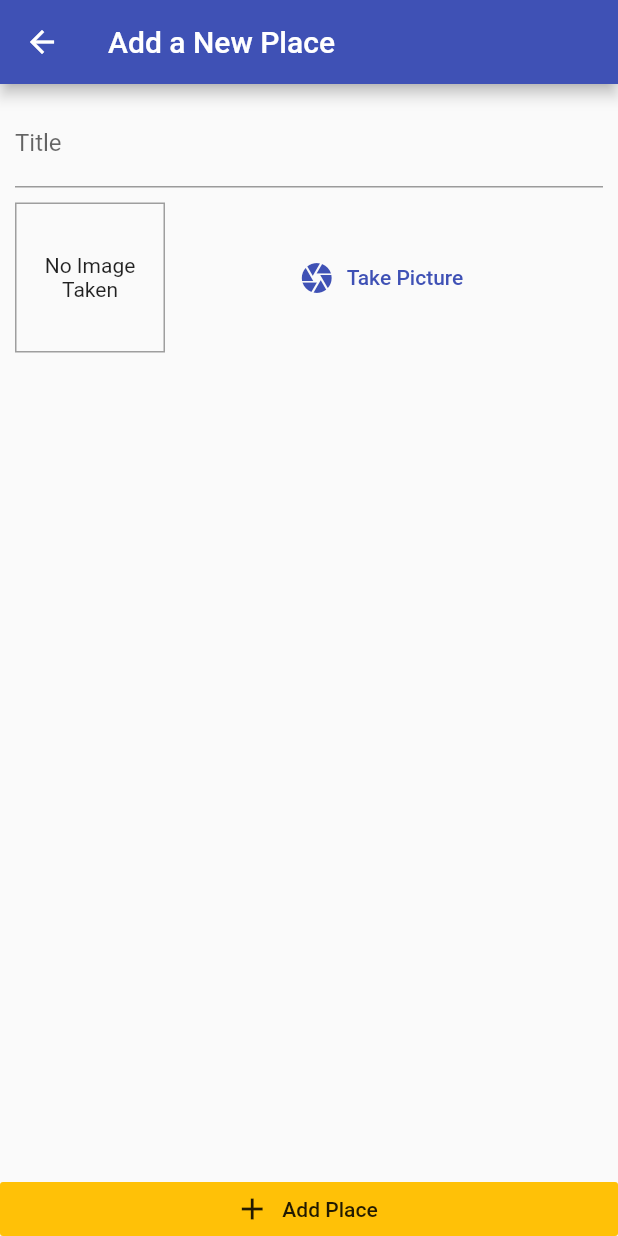
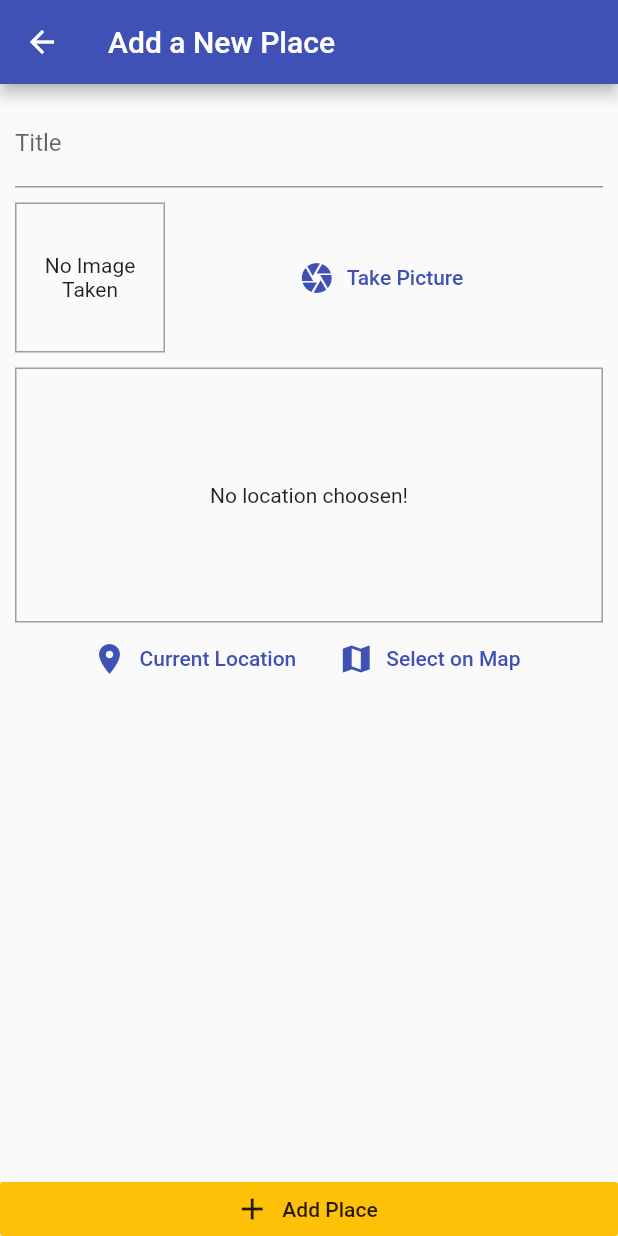
Before and after one commit to santiagobonessi/great_places, a Flutter app: the screen it shows after launch, after a tap on the "add" icon, on a phone screen of 412 x 824 dp. Run offline on Flutter 3.47's test engine with Material 2 defaults, Android fonts, the phone set to English and light mode, and no system bars; our stand-ins replace google_maps_flutter, image_picker, location, sqflite; accounts and stored records are empty.

Commit message:
Add maps and locations

```diff
--- /dev/null
+++ b/lib/config/env.dart
@@ -0,0 +1,3 @@
+class Env {
+  static const GOOGLE_MAPS_API_KEY = '[YOUR_GOOGLE_MAPS_API_KEY]';
+}
--- a/lib/helpers/db_helper.dart
+++ b/lib/helpers/db_helper.dart
@@ -7,7 +7,8 @@ class DBHelper {
     return sql.openDatabase(
       path.join(dbPath, 'places.db'),
       onCreate: (db, version) {
-        return db.execute('CREATE TABLE user_places (id TEXT PRIMARY KEY, title TEXT, image TEXT)');
+        return db.execute(
+            'CREATE TABLE user_places (id TEXT PRIMARY KEY, title TEXT, image TEXT, loc_lat REAL, loc_lng REAL, address TEXT)');
       },
       version: 1,
     );
--- a/lib/main.dart
+++ b/lib/main.dart
@@ -3,6 +3,7 @@ import 'package:provider/provider.dart';
 
 import './prodivers/great_places.dart';
 import './screens/add_place_screen.dart';
+import './screens/place_detail_screen.dart';
 import './screens/places_list_screen.dart';
 
 void main() => runApp(MyApp());
@@ -21,6 +22,7 @@ class MyApp extends StatelessWidget {
         home: PlacesListScreen(),
         routes: {
           AddPlaceScreen.routeName: (context) => AddPlaceScreen(),
+          PlaceDetailScreen.routeName: (context) => PlaceDetailScreen(),
         },
       ),
     );
--- a/lib/models/place.dart
+++ b/lib/models/place.dart
@@ -7,7 +7,7 @@ class PlaceLocation {
   final double longitude;
   final String address;
 
-  PlaceLocation({
+  const PlaceLocation({
     @required this.latitude,
     @required this.longitude,
     this.address,
--- a/lib/prodivers/great_places.dart
+++ b/lib/prodivers/great_places.dart
@@ -4,6 +4,7 @@ import 'package:flutter/foundation.dart';
 import 'package:flutter/material.dart';
 
 import '../helpers/db_helper.dart';
+import '../helpers/location_helper.dart';
 import '../models/place.dart';
 
 class GreatPlaces with ChangeNotifier {
@@ -13,12 +14,22 @@ class GreatPlaces with ChangeNotifier {
     return [..._items];
   }
 
-  void addPlace(String title, File image) {
+  Place findById(String id) {
+    return _items.firstWhere((item) => item.id == id);
+  }
+
+  void addPlace(String title, File image, PlaceLocation location) async {
+    final address = await LocationHelper.getPlaceAddress(location.latitude, location.longitude);
+    final updatedLocation = PlaceLocation(
+      address: address,
+      latitude: location.latitude,
+      longitude: location.longitude,
+    );
     final newPlace = Place(
       id: DateTime.now().toString(),
       title: title,
-      location: null,
       image: image,
+      location: updatedLocation,
     );
     _items.add(newPlace);
     notifyListeners();
@@ -28,6 +39,9 @@ class GreatPlaces with ChangeNotifier {
         'id': newPlace.id,
         'title': newPlace.title,
         'image': newPlace.image.path,
+        'loc_lat': newPlace.location.latitude,
+        'loc_lng': newPlace.location.longitude,
+        'address': newPlace.location.address,
       },
     );
   }
@@ -36,7 +50,16 @@ class GreatPlaces with ChangeNotifier {
     final dataList = await DBHelper.getData('user_places');
     _items = dataList
         .map(
-          (item) => Place(id: item['id'], title: item['title'], image: File(item['image']), location: null),
+          (item) => Place(
+            id: item['id'],
+            title: item['title'],
+            image: File(item['image']),
+            location: PlaceLocation(
+              latitude: item['loc_lat'],
+              longitude: item['loc_lng'],
+              address: item['address'],
+            ),
+          ),
         )
         .toList();
     notifyListeners();
--- a/lib/screens/add_place_screen.dart
+++ b/lib/screens/add_place_screen.dart
@@ -3,8 +3,10 @@ import 'dart:io';
 import 'package:flutter/material.dart';
 import 'package:provider/provider.dart';
 
+import '../models/place.dart';
 import '../prodivers/great_places.dart';
 import '../widgets/image_input.dart';
+import '../widgets/location_input.dart';
 
 class AddPlaceScreen extends StatefulWidget {
   static const routeName = 'add-place';
@@ -16,20 +18,26 @@ class AddPlaceScreen extends StatefulWidget {
 class _AddPlaceScreenState extends State<AddPlaceScreen> {
   final _titleController = TextEditingController();
   File _pickedImage;
+  PlaceLocation _pickedLocation;
 
   void _selectImage(File pickedImage) {
     _pickedImage = pickedImage;
   }
 
   void _savePlace() {
-    if (_titleController.text.isEmpty || _pickedImage == null) {
+    if (_titleController.text.isEmpty || _pickedImage == null || _pickedLocation == null) {
       return;
     }
     Provider.of<GreatPlaces>(context, listen: false).addPlace(
       _titleController.text,
       _pickedImage,
+      _pickedLocation,
     );
     Navigator.of(context).pop();
+  }
+
+  void _selectPlace(double latitude, double longitude) {
+    _pickedLocation = PlaceLocation(latitude: latitude, longitude: longitude);
   }
 
   @override
@@ -54,6 +62,8 @@ class _AddPlaceScreenState extends State<AddPlaceScreen> {
                     ),
                     SizedBox(height: 10),
                     ImageInput(_selectImage),
+                    SizedBox(height: 10),
+                    LocationInput(_selectPlace),
                   ],
                 ),
               ),
--- a/lib/screens/places_list_screen.dart
+++ b/lib/screens/places_list_screen.dart
@@ -2,6 +2,7 @@ import 'package:flutter/material.dart';
 import 'package:provider/provider.dart';
 
 import './add_place_screen.dart';
+import './place_detail_screen.dart';
 import '../prodivers/great_places.dart';
 
 class PlacesListScreen extends StatelessWidget {
@@ -35,8 +36,14 @@ class PlacesListScreen extends StatelessWidget {
                             backgroundImage: FileImage(greatPlacesData.items[index].image),
                           ),
                           title: Text(greatPlacesData.items[index].title),
+                          subtitle: greatPlacesData.items[index].location.address != null
+                              ? Text(greatPlacesData.items[index].location.address)
+                              : Container(),
                           onTap: () {
-                            // Go to detail page
+                            Navigator.of(context).pushNamed(
+                              PlaceDetailScreen.routeName,
+                              arguments: greatPlacesData.items[index].id,
+                            );
                           },
                         ),
                         itemCount: greatPlacesData.items.length,
--- a/lib/widgets/image_input.dart
+++ b/lib/widgets/image_input.dart
@@ -2,7 +2,6 @@ import 'dart:io';
 
 import 'package:flutter/material.dart';
 import 'package:image_picker/image_picker.dart';
-import 'package:path/path.dart' as path;
 import 'package:path_provider/path_provider.dart' as syspaths;
 
 class ImageInput extends StatefulWidget {
@@ -30,8 +29,7 @@ class _ImageInputState extends State<ImageInput> {
       _storedImage = File(imageFile.path);
     });
     final appDir = await syspaths.getApplicationDocumentsDirectory();
-    final fileName = path.basename(imageFile.path);
-    final savedImage = await File(imageFile.path).copy('${appDir.path}/$fileName');
+    final savedImage = await _storedImage.copy('${appDir.path}/${imageFile.name}');
     widget.onSelectImage(savedImage);
   }
 
--- /dev/null
+++ b/lib/widgets/location_input.dart
@@ -0,0 +1,98 @@
+import 'package:flutter/material.dart';
+import 'package:google_maps_flutter/google_maps_flutter.dart';
+import 'package:location/location.dart';
+
+import '../helpers/location_helper.dart';
+import '../screens/map_screen.dart';
+
+class LocationInput extends StatefulWidget {
+  final Function onSelectPlace;
+
+  LocationInput(this.onSelectPlace);
+
+  @override
+  _LocationInputState createState() => _LocationInputState();
+}
+
+class _LocationInputState extends State<LocationInput> {
+  String _previewImageUrl;
+
+  void _showPreviewImage(double latitude, double longitude) {
+    final staticMapImageUrl = LocationHelper.generateLocationPreviewImage(
+      latitude: latitude,
+      longitude: longitude,
+    );
+
+    setState(() {
+      _previewImageUrl = staticMapImageUrl;
+    });
+  }
+
+  Future<void> _getCurrentUserLocation() async {
+    try {
+      final locData = await Location().getLocation();
+      _showPreviewImage(locData.latitude, locData.longitude);
+      widget.onSelectPlace(locData.latitude, locData.longitude);
+    } catch (error) {
+      print(error);
+      return;
+    }
+  }
+
+  Future<void> _selectOnMap() async {
+    final LatLng selectedLocation = await Navigator.of(context).push(
+      MaterialPageRoute(
+        fullscreenDialog: true,
+        builder: (context) => MapScreen(
+          isSelecting: true,
+        ),
+      ),
+    );
+    if (selectedLocation == null) {
+      return;
+    }
+    _showPreviewImage(selectedLocation.latitude, selectedLocation.longitude);
+    widget.onSelectPlace(selectedLocation.latitude, selectedLocation.longitude);
+  }
+
+  @override
+  Widget build(BuildContext context) {
+    return Column(
+      children: [
+        Container(
+          height: 170,
+          width: double.infinity,
+          alignment: Alignment.center,
+          decoration: BoxDecoration(border: Border.all(width: 1, color: Colors.grey)),
+          child: _previewImageUrl == null
+              ? Text(
+                  'No location choosen!',
+                  textAlign: TextAlign.center,
+                )
+              : Image.network(
+                  _previewImageUrl,
+                  fit: BoxFit.cover,
+                  width: double.infinity,
+                ),
+        ),
+        Row(
+          mainAxisAlignment: MainAxisAlignment.center,
+          children: [
+            FlatButton.icon(
+              onPressed: _getCurrentUserLocation,
+              icon: Icon(Icons.location_on),
+              label: Text('Current Location'),
+              textColor: Theme.of(context).primaryColor,
+            ),
+            FlatButton.icon(
+              onPressed: _selectOnMap,
+              icon: Icon(Icons.map),
+              label: Text('Select on Map'),
+              textColor: Theme.of(context).primaryColor,
+            ),
+          ],
+        ),
+      ],
+    );
+  }
+}
```
Also changed, not shown: lib/helpers/location_helper.dart (added, +31 -0 lines), lib/screens/map_screen.dart (added, +69 -0 lines), lib/screens/place_detail_screen.dart (+55 -0 lines), pubspec.yaml (+5 -2 lines), pubspec.lock, 6 other files.
